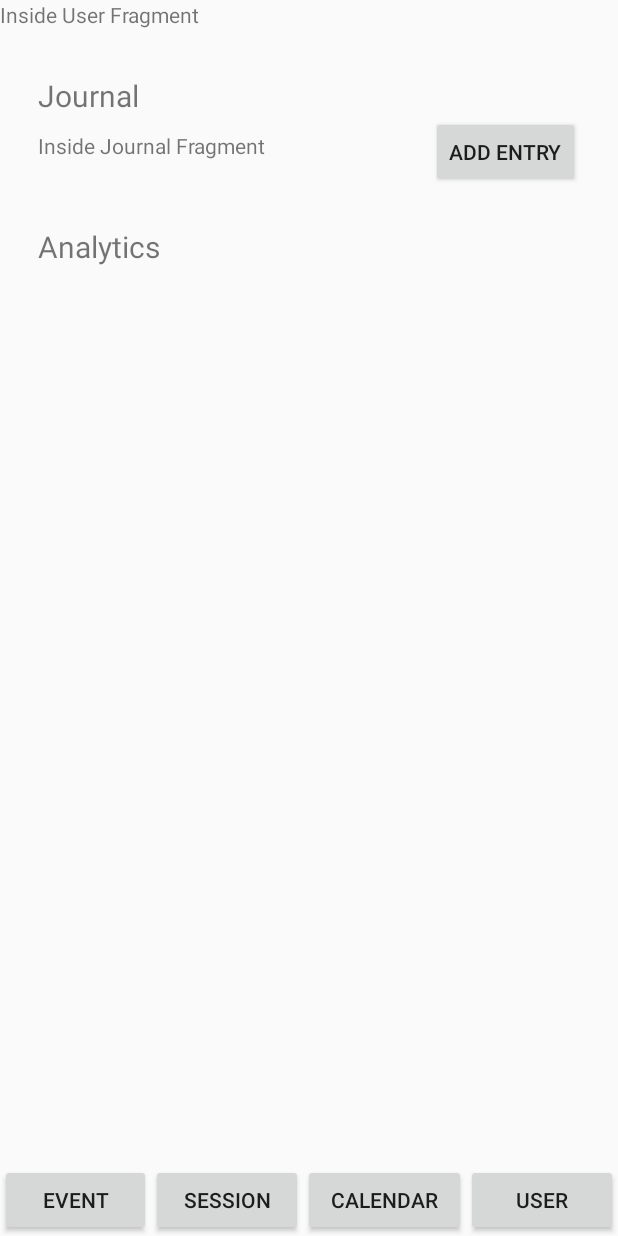
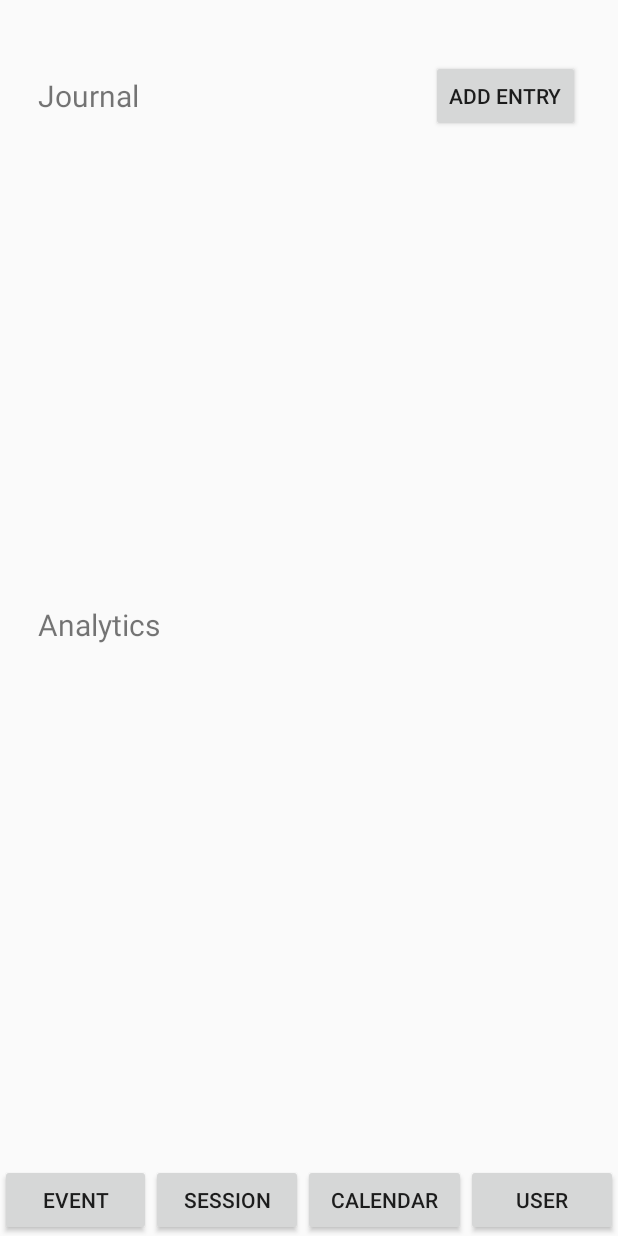
Before and after one commit to iLegalYee/Good_Timing, an Android app: the screen it shows after launch (MainActivity), after a tap on "USER", on a phone screen of 412 x 824 dp. Run offline under Robolectric (Android 15) with nearby library versions, the light colour scheme and no system bars.

Commit message:
Created journal entries that utilize a sharedPreferences, and a dialog box to delete entries.

```diff
--- a/app/src/main/AndroidManifest.xml
+++ b/app/src/main/AndroidManifest.xml
@@ -12,13 +12,17 @@
         android:roundIcon="@mipmap/ic_launcher_round"
         android:supportsRtl="true"
         android:theme="@style/Theme.GoodTiming">
+        <activity
+            android:name=".User_JournalEntry"
+            android:exported="false" />
+
         <provider
             android:name=".MyContentProvider"
             android:authorities="edu.fsu.cs.goodtiming.provider"
             android:enabled="true"
             android:exported="true"
             android:readPermission="edu.fsu.cs.goodtiming.permission.READ_PERMISSION"
-            android:writePermission="edu.fsu.cs.goodtiming.permsiion.WRITE_PERMISSION"></provider>
+            android:writePermission="edu.fsu.cs.goodtiming.permsiion.WRITE_PERMISSION" />
 
         <activity
             android:name=".MainActivity"
--- a/app/src/main/java/edu/fsu/cs/goodtiming/User_JournalFragment.java
+++ b/app/src/main/java/edu/fsu/cs/goodtiming/User_JournalFragment.java
@@ -1,19 +1,28 @@
 package edu.fsu.cs.goodtiming;
 
+import android.app.AlertDialog;
+import android.content.Context;
+import android.content.DialogInterface;
+import android.content.Intent;
+import android.content.SharedPreferences;
 import android.os.Bundle;
 import androidx.fragment.app.Fragment;
 import android.view.LayoutInflater;
 import android.view.View;
 import android.view.ViewGroup;
-import android.widget.Button;
-import android.widget.Toast;
+import android.widget.AdapterView;
+import android.widget.ArrayAdapter;
+import android.widget.ListView;
+import java.util.ArrayList;
+import java.util.HashSet;
 
 
 public class User_JournalFragment extends Fragment {
 
-
     private UserFragment.OnUserFragmentInteractionListener mListener;
     private Bundle mBundle;
+    public static ArrayList<String> entries = new ArrayList<>();
+    public static ArrayAdapter<String> arrayAdapter;
 
     public User_JournalFragment() {
         // Required empty public constructor
@@ -28,16 +37,68 @@ public class User_JournalFragment extends Fragment {
     @Override
     public View onCreateView(LayoutInflater inflater, ViewGroup container,
                              Bundle savedInstanceState) {
-        final View rootView = inflater.inflate(R.layout.fragment_user__journal, container, false);
+        final View rootView = inflater.inflate(R.layout.fragment_user_journal, container, false);
 
-        Button addEntry = rootView.findViewById(R.id.new_journalEntry_button);
-        addEntry.setOnClickListener(view -> {
-            //TODO Launch new Activity that will create and save entry
-            Toast.makeText(getContext(), "Add Entry Clicked", Toast.LENGTH_SHORT).show();
+        ListView listView = (ListView) rootView.findViewById(R.id.list_entries);
+        SharedPreferences sharedPreferences = getContext()
+                .getSharedPreferences("edu.fsu.cs.goodtiming.entry", Context.MODE_PRIVATE);
+
+        HashSet<String> entries_set = (HashSet<String>) sharedPreferences.getStringSet("entries", null);
+
+        // If there are entries in the sharedpreferences, load them
+        if (entries_set != null)
+            entries = new ArrayList<>(entries_set);
+
+        arrayAdapter = new ArrayAdapter<String>(getContext(), android.R.layout.simple_list_item_1, entries);
+        listView.setAdapter(arrayAdapter);
+
+        listView.setOnItemClickListener(new AdapterView.OnItemClickListener() {
+            @Override
+            public void onItemClick(AdapterView<?> adapterView, View view, int i, long l) {
+                Intent intent = new Intent(getContext(), User_JournalEntry.class);
+                intent.putExtra("entryID", i);
+                startActivity(intent);
+            }
+        });
+
+        listView.setOnItemLongClickListener(new AdapterView.OnItemLongClickListener() {
+            @Override
+            public boolean onItemLongClick(AdapterView<?> adapterView, View view, int i, long l) {
+                AlertDialog.Builder builder = new AlertDialog.Builder(getActivity());
+                builder.setTitle("Delete Entry");
+                builder.setMessage("Would you like to delete this entry?")
+                        .setPositiveButton("Delete", new DialogInterface.OnClickListener() {
+                            @Override
+                            public void onClick(DialogInterface dialogInterface, int j) {
+                                deleteEntry(i);
+                            }
+                        })
+                        .setNeutralButton("Cancel", new DialogInterface.OnClickListener() {
+                            @Override
+                            public void onClick(DialogInterface dialogInterface, int i) {
+                                //Do Nothing
+                            }
+                        }).create().show();
+
+                return true;
+            }
         });
 
         return rootView;
     }
 
+    void deleteEntry(int i)
+    {
+        entries.remove(i);
+        arrayAdapter.notifyDataSetChanged();
+
+        SharedPreferences sharedPreferences = getContext()
+                .getSharedPreferences("edu.fsu.cs.goodtiming.entry", Context.MODE_PRIVATE);
+
+        HashSet<String> entries_set = new HashSet<>(User_JournalFragment.entries);
+        sharedPreferences.edit()
+                .putStringSet("entries", entries_set)
+                .apply();
+    }
 
 }
--- a/app/src/main/res/layout/fragment_user.xml
+++ b/app/src/main/res/layout/fragment_user.xml
@@ -1,16 +1,12 @@
 <?xml version="1.0" encoding="utf-8"?>
-<RelativeLayout xmlns:android="http://schemas.android.com/apk/res/android"
+<ScrollView xmlns:android="http://schemas.android.com/apk/res/android"
     xmlns:tools="http://schemas.android.com/tools"
     android:layout_width="match_parent"
     android:layout_height="match_parent"
     tools:context=".UserFragment">
-
-    <!-- TODO: Update blank fragment layout -->
-    <TextView
+    <RelativeLayout
         android:layout_width="match_parent"
-        android:layout_height="match_parent"
-        android:text="Inside User Fragment" />
-
+        android:layout_height="match_parent">
 
         <TextView
             android:id="@+id/journal_label_user_fragment"
@@ -23,10 +19,20 @@
             android:textSize="20dp"
             />
 
+        <Button
+            android:id="@+id/new_journalEntry_button"
+            android:layout_width="wrap_content"
+            android:layout_height="wrap_content"
+            android:text="Add Entry"
+            android:layout_marginTop="40dp"
+            android:layout_alignParentRight="true"
+            android:layout_marginEnd="25dp"
+            />
+
         <FrameLayout
             android:id="@+id/child_user_fragment_container"
             android:layout_width="match_parent"
-        android:layout_height="wrap_content"
+            android:layout_height="300dp"
             android:layout_below="@id/journal_label_user_fragment"
             android:layout_marginStart="25dp"
             android:layout_marginEnd="25dp"
@@ -44,3 +50,4 @@
             android:text="Analytics"/>
 
     </RelativeLayout>
+</ScrollView>
--- a/app/src/main/res/layout/fragment_user__journal.xml
+++ /dev/null
@@ -1,32 +0,0 @@
-<?xml version="1.0" encoding="utf-8"?>
-<RelativeLayout xmlns:android="http://schemas.android.com/apk/res/android"
-    xmlns:tools="http://schemas.android.com/tools"
-    android:layout_width="match_parent"
-    android:layout_height="wrap_content"
-    tools:context=".User_JournalFragment">
-
-    <!-- TODO: Update blank fragment layout -->
-    <TextView
-        android:layout_width="match_parent"
-        android:layout_height="wrap_content"
-        android:text="Inside Journal Fragment"
-        android:layout_marginTop="10dp"
-        />
-
-    <Button
-        android:id="@+id/new_journalEntry_button"
-        android:layout_width="wrap_content"
-        android:layout_height="wrap_content"
-        android:text="Add Entry"
-        android:layout_alignParentTop="true"
-        android:layout_alignParentRight="true">
-
-    </Button>
-
-    <ListView
-        android:layout_width="wrap_content"
-        android:layout_height="wrap_content"
-
-        />
-
-</RelativeLayout>
--- /dev/null
+++ b/app/src/main/res/layout/fragment_user_journal.xml
@@ -0,0 +1,21 @@
+<?xml version="1.0" encoding="utf-8"?>
+<RelativeLayout xmlns:android="http://schemas.android.com/apk/res/android"
+    xmlns:tools="http://schemas.android.com/tools"
+    android:layout_width="match_parent"
+    android:layout_height="wrap_content"
+    tools:context=".User_JournalFragment">
+
+    <!-- TODO: Update blank fragment layout -->
+    <RelativeLayout
+        android:layout_width="match_parent"
+        android:layout_height="match_parent">
+
+        <ListView
+            android:layout_width="wrap_content"
+            android:layout_height="wrap_content"
+            android:id="@+id/list_entries"
+            android:layout_marginTop="20dp"/>
+
+    </RelativeLayout>
+
+</RelativeLayout>
```
Also changed, not shown: app/src/main/java/edu/fsu/cs/goodtiming/UserFragment.java (+16 -0 lines), app/src/main/java/edu/fsu/cs/goodtiming/User_JournalEntry.java (added, +67 -0 lines), app/src/main/res/layout/activity_user_journal_entry.xml (added, +28 -0 lines). Lines whose indentation alone changed are shown as unchanged.
